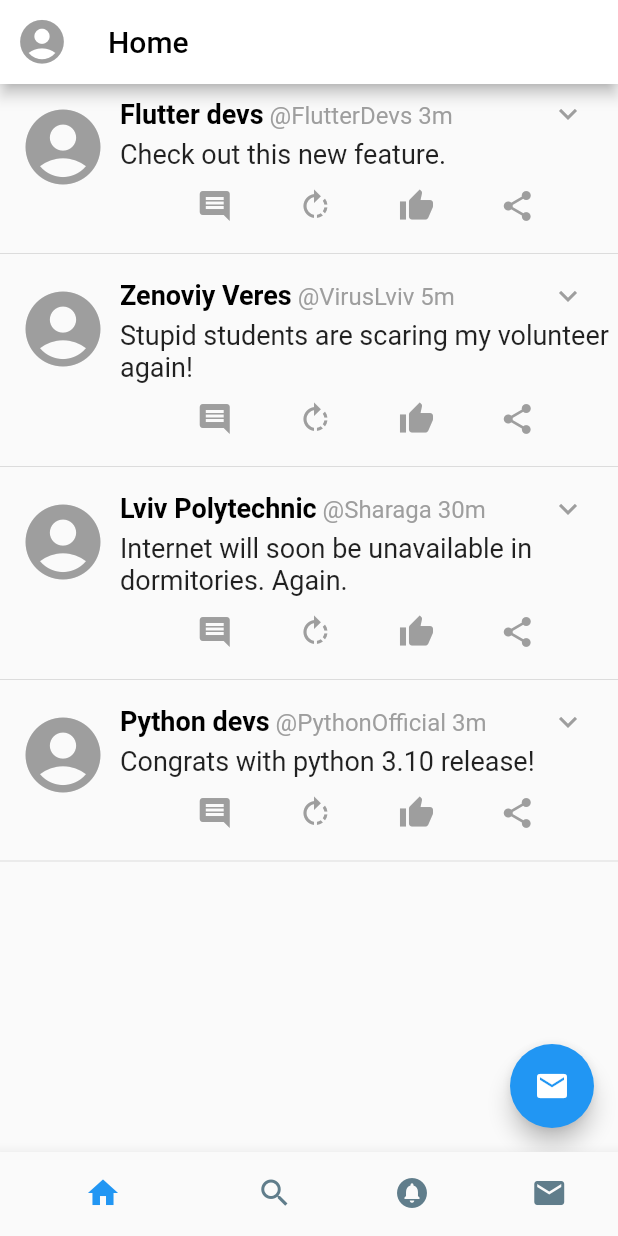
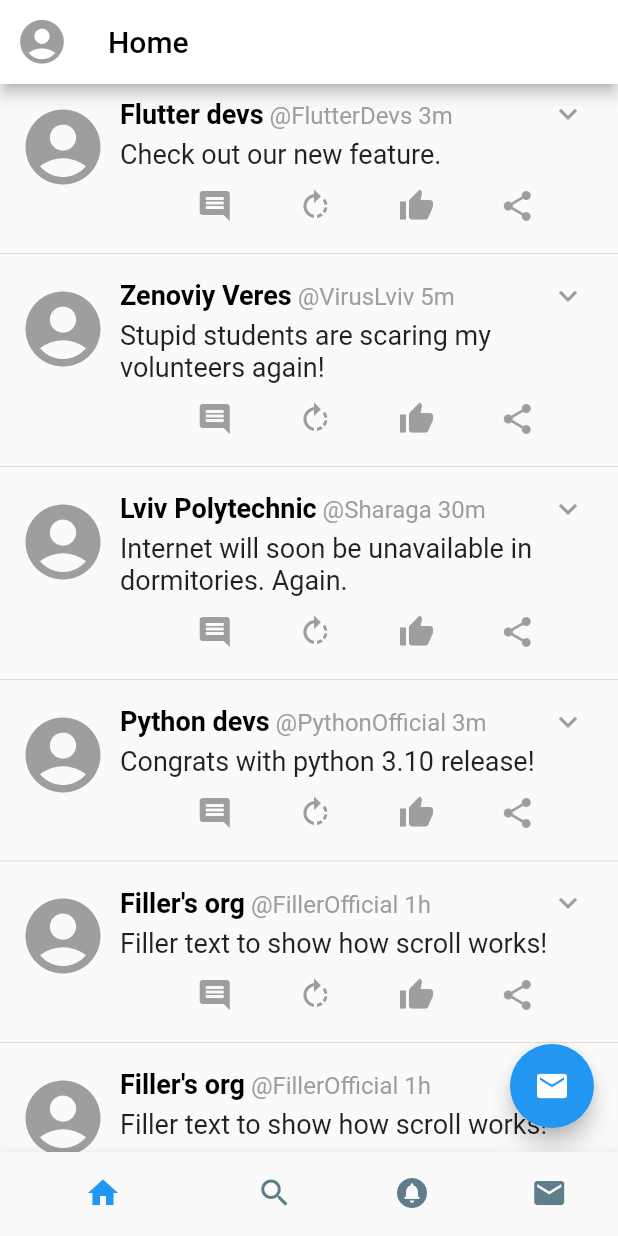
Before and after one commit to Marchuk773/flutter_lab_2, a Flutter app: the screen it shows after launch, on a phone screen of 412 x 824 dp. Run offline on Flutter 3.47's test engine with Material 2 defaults, Android fonts, the phone set to English and light mode, and no system bars.

Commit message:
Fixes after code review

```diff
--- a/lib/main.dart
+++ b/lib/main.dart
@@ -37,27 +37,27 @@ class _MyHomePageState extends State<MyHomePage> {
         unselectedFontSize: 0,
         items: const <BottomNavigationBarItem>[
           BottomNavigationBarItem(
-            title: Text(""),
+            label: "",
             icon: Icon(
               Icons.home,
               color: Colors.blue,
             ),
           ),
           BottomNavigationBarItem(
-            title: Text(""),
+            label: "",
             icon: Icon(
               Icons.search,
               color: Colors.blueGrey,
             ),
           ),
           BottomNavigationBarItem(
-              title: Text(""),
+              label: "",
               icon: Icon(
                 Icons.circle_notifications,
                 color: Colors.blueGrey,
               )),
           BottomNavigationBarItem(
-            title: Text(""),
+            label: "",
             icon: Icon(
               Icons.mail,
               color: Colors.blueGrey,
--- a/lib/tweet_helper.dart
+++ b/lib/tweet_helper.dart
@@ -1,18 +1,53 @@
-import 'package:lab2/tweet_item_model.dart';
-
 class TweetHelper {
   static var tweets = [
     TweetItemModel(
-        "Check out this new feature.", "Flutter devs", "3m", "@FlutterDevs"),
-    TweetItemModel("Stupid students are scaring my volunteer again!",
+        "Check out our new feature.", "Flutter devs", "3m", "@FlutterDevs"),
+    TweetItemModel("Stupid students are scaring my volunteers again!",
         "Zenoviy Veres", "5m", "@VirusLviv"),
     TweetItemModel("Internet will soon be unavailable in dormitories. Again.",
         "Lviv Polytechnic", "30m", "@Sharaga"),
     TweetItemModel("Congrats with python 3.10 release!", "Python devs", "3m",
         "@PythonOfficial"),
+    TweetItemModel("Filler text to show how scroll works!", "Filler's org",
+        "1h", "@FillerOfficial"),
+    TweetItemModel("Filler text to show how scroll works!", "Filler's org",
+        "1h", "@FillerOfficial"),
+    TweetItemModel("Filler text to show how scroll works!", "Filler's org",
+        "1h", "@FillerOfficial"),
+    TweetItemModel("Filler text to show how scroll works!", "Filler's org",
+        "1h", "@FillerOfficial"),
+    TweetItemModel("Filler text to show how scroll works!", "Filler's org",
+        "1h", "@FillerOfficial"),
+    TweetItemModel("Filler text to show how scroll works!", "Filler's org",
+        "1h", "@FillerOfficial"),
+    TweetItemModel("Filler text to show how scroll works!", "Filler's org",
+        "1h", "@FillerOfficial"),
+    TweetItemModel("Filler text to show how scroll works!", "Filler's org",
+        "1h", "@FillerOfficial"),
+    TweetItemModel("Filler text to show how scroll works!", "Filler's org",
+        "1h", "@FillerOfficial"),
+    TweetItemModel("Filler text to show how scroll works!", "Filler's org",
+        "1h", "@FillerOfficial"),
+    TweetItemModel("Filler text to show how scroll works!", "Filler's org",
+        "1h", "@FillerOfficial"),
+    TweetItemModel("Filler text to show how scroll works!", "Filler's org",
+        "1h", "@FillerOfficial"),
   ];
 
   static TweetItemModel getTweet(int position) {
     return tweets[position];
   }
+
+  static int getNumOfTweets() {
+    return tweets.length;
+  }
 }
+
+class TweetItemModel {
+  String tweet;
+  String username;
+  String time;
+  String twitterHandle;
+
+  TweetItemModel(this.tweet, this.username, this.time, this.twitterHandle);
+}
--- a/lib/tweet_item_model.dart
+++ /dev/null
@@ -1,8 +0,0 @@
-class TweetItemModel {
-  String tweet;
-  String username;
-  String time;
-  String twitterHandle;
-
-  TweetItemModel(this.tweet, this.username, this.time, this.twitterHandle);
-}
--- a/lib/user_feed_page.dart
+++ b/lib/user_feed_page.dart
@@ -1,6 +1,5 @@
 import 'package:flutter/material.dart';
 import 'package:lab2/tweet_helper.dart';
-import 'package:lab2/tweet_item_model.dart';
 
 class UserFeedPage extends StatefulWidget {
   @override
@@ -24,7 +23,7 @@ class _UserFeedPageState extends State<UserFeedPage> {
         ),
       ),
       body: ListView.builder(
-        itemCount: 4,
+        itemCount: TweetHelper.getNumOfTweets(),
         itemBuilder: (context, position) {
           TweetItemModel tweet = TweetHelper.getTweet(position);
 
```
